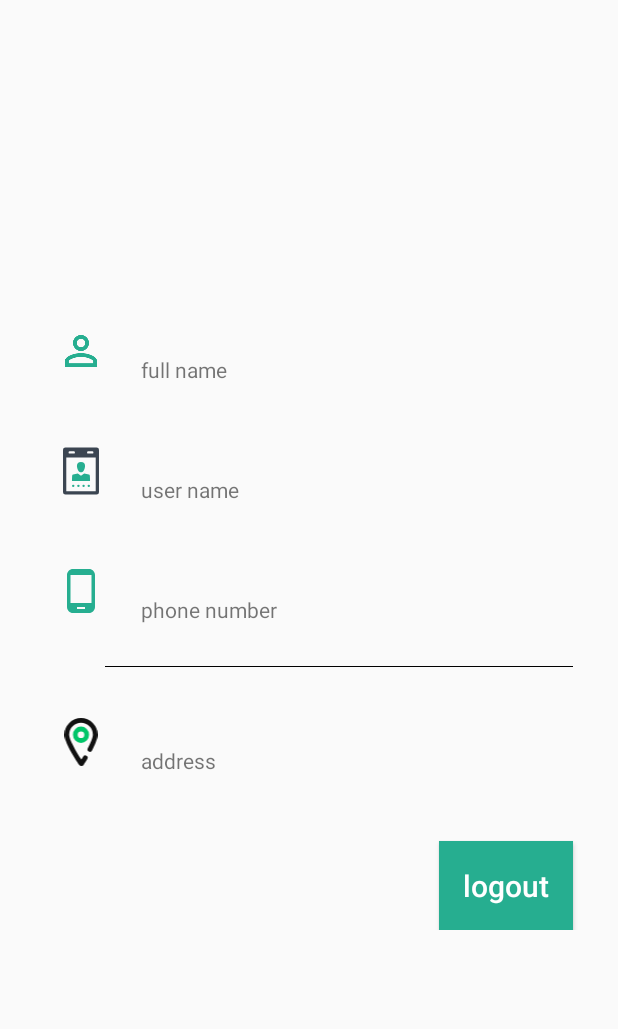
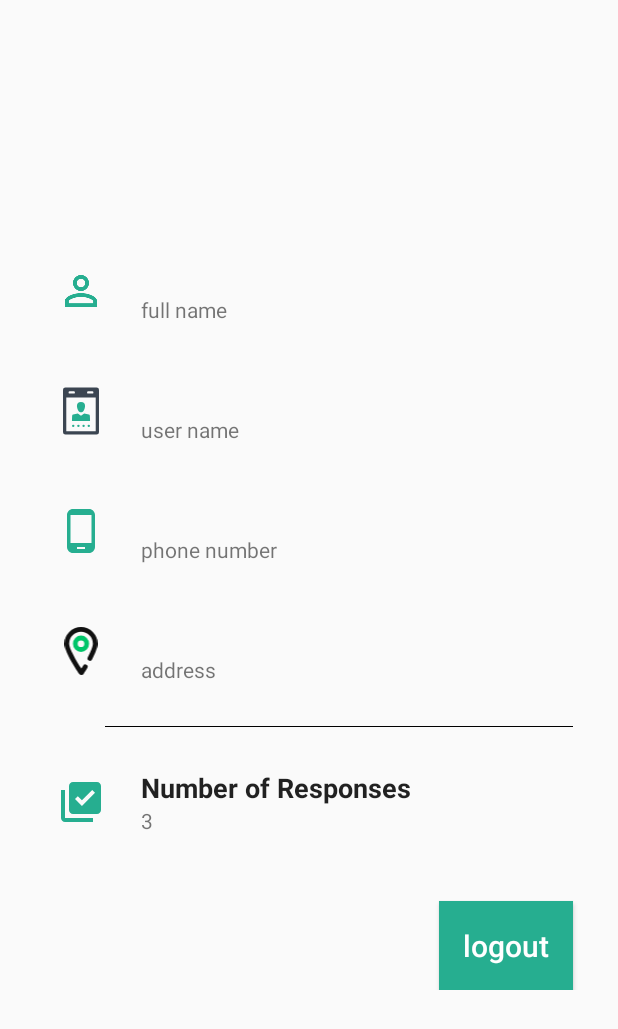
Before and after one commit to odaykrayem/Sanabel_Al_Khair, an Android app: the Profile screen opened directly, with no data from a screen before it, on a phone screen of 412 x 824 dp. Shown: the top 1029 px of the screen. Run offline under Robolectric (Android 15) with nearby library versions, the phone set to English and light mode, and no system bars.

Commit message:
oday fifth

```diff
--- a/app/src/main/res/drawable/bg_event_time.xml
+++ b/app/src/main/res/drawable/bg_event_time.xml
@@ -1,6 +1,6 @@
 <?xml version="1.0" encoding="utf-8"?>
 <shape android:shape="rectangle"
     xmlns:android="http://schemas.android.com/apk/res/android">
-    <corners  android:topLeftRadius="@dimen/donation_corner" android:topRightRadius="@dimen/donation_corner"/>
+    <corners  android:topLeftRadius="@dimen/donation_corner" android:topRightRadius="@dimen/donation_corner" android:bottomRightRadius="@dimen/donation_corner" android:bottomLeftRadius="@dimen/donation_corner"/>
     <stroke android:color="@color/secondary" android:width="3dp"/>
 </shape>
--- /dev/null
+++ b/app/src/main/res/drawable/ic_num_responses.xml
@@ -0,0 +1,5 @@
+<vector android:height="24dp" android:tint="@color/secondary"
+    android:viewportHeight="24" android:viewportWidth="24"
+    android:width="24dp" xmlns:android="http://schemas.android.com/apk/res/android">
+    <path android:fillColor="@color/secondary" android:pathData="M20,2L8,2c-1.1,0 -2,0.9 -2,2v12c0,1.1 0.9,2 2,2h12c1.1,0 2,-0.9 2,-2L22,4c0,-1.1 -0.9,-2 -2,-2zM12.47,14L9,10.5l1.4,-1.41 2.07,2.08L17.6,6 19,7.41 12.47,14zM4,6L2,6v14c0,1.1 0.9,2 2,2h14v-2L4,20L4,6z"/>
+</vector>
--- a/app/src/main/res/layout/activity_profile.xml
+++ b/app/src/main/res/layout/activity_profile.xml
@@ -145,22 +145,11 @@
 
             </RelativeLayout>
 
-            <View
-                android:id="@+id/divider"
-                android:layout_width="match_parent"
-                android:layout_height="0.3dp"
-                android:layout_below="@id/phone_layout"
-                android:layout_marginStart="70dp"
-                android:layout_marginEnd="30dp"
-                android:layout_marginBottom="20dp"
-                android:background="@android:color/black" />
-
-
             <RelativeLayout
                 android:id="@+id/address_layout"
                 android:layout_width="match_parent"
                 android:layout_height="wrap_content"
-                android:layout_below="@id/divider"
+                android:layout_below="@id/phone_layout"
                 android:layout_marginStart="30dp"
                 android:layout_marginBottom="20dp">
 
@@ -196,12 +185,61 @@
 
 
             </RelativeLayout>
+            <View
+                android:id="@+id/divider"
+                android:layout_width="match_parent"
+                android:layout_height="0.3dp"
+                android:layout_below="@id/address_layout"
+                android:layout_marginStart="70dp"
+                android:layout_marginEnd="30dp"
+                android:layout_marginBottom="20dp"
+                android:background="@android:color/black" />
 
+            <RelativeLayout
+                android:id="@+id/num_of_requests_layout"
+                android:layout_width="match_parent"
+                android:layout_height="wrap_content"
+                android:layout_below="@id/divider"
+                android:layout_marginStart="30dp"
+                android:layout_marginBottom="20dp">
+
+                <ImageView
+                    android:id="@+id/num_of_requests_img"
+                    android:layout_width="32dp"
+                    android:layout_height="32dp"
+                    android:layout_centerVertical="true"
+                    android:layout_marginStart="8dp"
+                    android:layout_marginEnd="16dp"
+                    android:src="@drawable/ic_num_responses" />
+
+                <TextView
+                    android:id="@+id/num_of_requests_text_view"
+                    android:layout_width="wrap_content"
+                    android:layout_height="wrap_content"
+                    android:layout_marginStart="8dp"
+                    android:layout_marginTop="8dp"
+                    android:layout_toEndOf="@id/num_of_requests_img"
+                    android:text="Number of Responses"
+                    android:textAppearance="@style/TextAppearance.AppCompat.Body1"
+                    android:textSize="18sp"
+                    android:textStyle="bold" />
+
+                <TextView
+                    android:layout_width="wrap_content"
+                    android:layout_height="wrap_content"
+                    android:layout_below="@id/num_of_requests_text_view"
+                    android:layout_marginStart="8dp"
+                    android:layout_marginBottom="8dp"
+                    android:layout_toEndOf="@id/num_of_requests_img"
+                    android:text="3" />
+
+
+            </RelativeLayout>
             <Button
                 android:id="@+id/logout"
                 android:layout_width="wrap_content"
                 android:layout_height="wrap_content"
-                android:layout_below="@id/address_layout"
+                android:layout_below="@id/num_of_requests_layout"
                 android:layout_alignParentBottom="true"
                 android:layout_centerHorizontal="true"
                 android:layout_marginBottom="16dp"
@@ -214,6 +252,8 @@
                 android:layout_alignParentEnd="true"
                 android:layout_marginEnd="30dp"
                 />
+
+
         </RelativeLayout>
 
 
--- a/app/src/main/res/layout/item_donation.xml
+++ b/app/src/main/res/layout/item_donation.xml
@@ -22,6 +22,7 @@
             android:layout_height="100dp"
             android:layout_weight="2"
             android:src="@drawable/ic_profile"
+        android:background="@drawable/bg_item_donation"
 
             />
         <LinearLayout
@@ -67,7 +68,7 @@
         android:layout_height="35dp"
         android:text="8"
         android:textColor="@color/black"
-        android:textSize="20sp"
+        android:textSize="@dimen/card_corner_txt_size"
         android:gravity="center"
         android:textAlignment="center"
         android:background="@drawable/bg_item_quantity"
--- a/app/src/main/res/layout/item_volunteer.xml
+++ b/app/src/main/res/layout/item_volunteer.xml
@@ -20,7 +20,7 @@
             android:layout_height="match_parent"
             android:layout_weight="2"
             android:src="@drawable/ic_volunteer"
-             android:background="@color/secondary"
+            android:background="@color/secondary"
             />
         <LinearLayout
             android:layout_width="wrap_content"
--- a/app/src/main/res/values/dimen.xml
+++ b/app/src/main/res/values/dimen.xml
@@ -6,4 +6,7 @@
 
     <dimen name="loginViewsMargin">20dp</dimen>
     <dimen name="signup_text_margin_top">10dp</dimen>
+    <dimen name="donation_corner">15dp</dimen>
+    <dimen name="card_corner_txt_size">20sp</dimen>
+
 </resources>
--- a/app/src/main/res/values/dimens.xml
+++ /dev/null
@@ -1,5 +0,0 @@
-<?xml version="1.0" encoding="utf-8"?>
-<resources>
-
-    <dimen name="donation_corner">15dp</dimen>
-</resources>
```
Also changed, not shown: app/src/main/res/drawable/bg_img_order.xml (added, +7 -0 lines), app/src/main/res/layout/activity_update_profile.xml (+15 -15 lines), app/src/main/res/layout/fragment_charitable_events.xml (added, +24 -0 lines), app/src/main/res/layout/item_charitable_event.xml (+4 -7 lines), app/src/main/res/layout/item_order.xml (+4 -3 lines).
